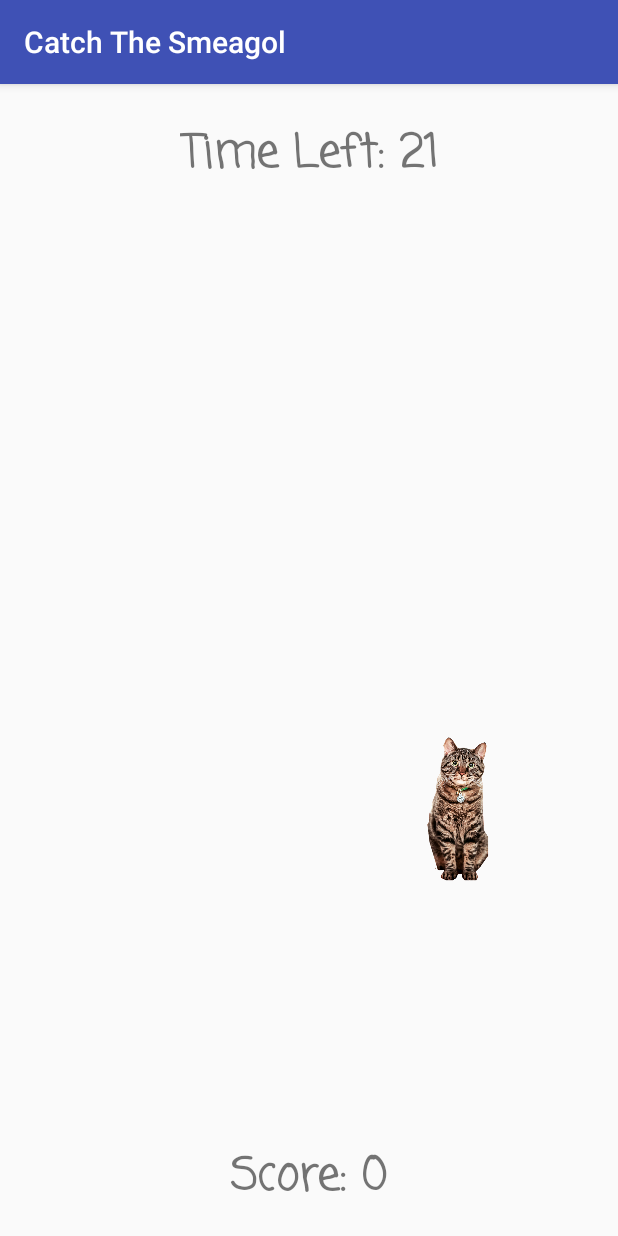
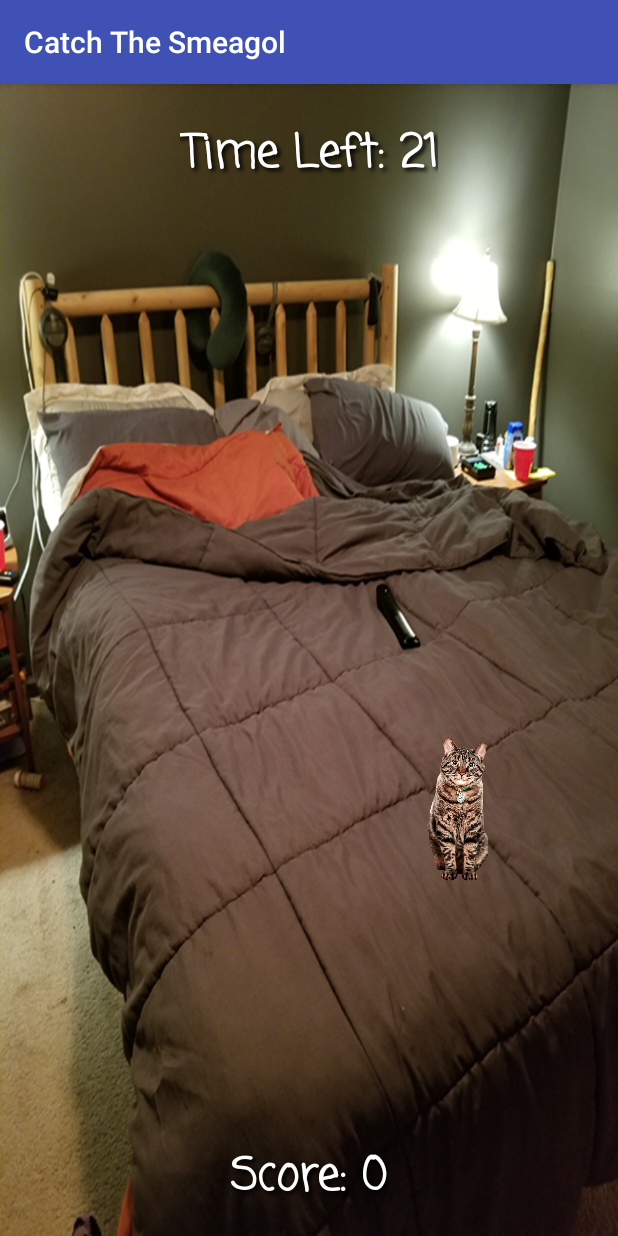
Before and after one commit to Photogad/CatchTheSmeagol, an Android app: the screen it shows after launch (MainActivity), on a phone screen of 412 x 824 dp. Run offline under Robolectric (Android 15) with nearby library versions, the phone set to English and light mode, and no system bars.

Commit message:
added random bg image and text styling

```diff
--- a/app/src/main/java/com/pa/catchthesmeagol/MainActivity.kt
+++ b/app/src/main/java/com/pa/catchthesmeagol/MainActivity.kt
@@ -27,10 +27,18 @@ class MainActivity : AppCompatActivity() {
         super.onCreate(savedInstanceState)
         setContentView(R.layout.activity_main)
 
+        //// random background image
+        val images = intArrayOf(R.drawable.img_0, R.drawable.img_1, R.drawable.img_2, R.drawable.img_3, R.drawable.img_4, R.drawable.img_5)
+        val imageId = (Math.random() * images.size).toInt()
+        mainContainer.setBackgroundResource(images[imageId])
+
+
         score = 0
         imageArray = arrayListOf(imageView,imageView2,imageView3,imageView4,imageView5,imageView6,imageView7,imageView8,imageView8,imageView9)
 
         hideSmeagols()
+
+
 
         //// countdown for 30 seconds on the timer text
         object: CountDownTimer(30000, 1000) {
--- a/app/src/main/res/layout/activity_main.xml
+++ b/app/src/main/res/layout/activity_main.xml
@@ -2,8 +2,10 @@
 <android.support.constraint.ConstraintLayout xmlns:android="http://schemas.android.com/apk/res/android"
     xmlns:app="http://schemas.android.com/apk/res-auto"
     xmlns:tools="http://schemas.android.com/tools"
+    android:id="@+id/mainContainer"
     android:layout_width="match_parent"
     android:layout_height="match_parent"
+    android:background="@drawable/img_0"
     tools:context=".MainActivity">
 
     <android.support.v7.widget.GridLayout
@@ -88,7 +90,12 @@
         android:layout_height="wrap_content"
         android:layout_marginTop="24dp"
         android:fontFamily="casual"
+        android:shadowColor="@android:color/black"
+        android:shadowDx="3"
+        android:shadowDy="3"
+        android:shadowRadius="3"
         android:text="Time: 10"
+        android:textColor="@android:color/white"
         android:textSize="30dp"
         android:textStyle="bold"
         app:layout_constraintEnd_toEndOf="parent"
@@ -102,7 +109,12 @@
         android:layout_height="wrap_content"
         android:layout_marginBottom="16dp"
         android:fontFamily="casual"
+        android:shadowColor="@android:color/black"
+        android:shadowDx="3"
+        android:shadowDy="3"
+        android:shadowRadius="3"
         android:text="Score: 0"
+        android:textColor="@android:color/white"
         android:textSize="30dp"
         android:textStyle="bold"
         app:layout_constraintBottom_toBottomOf="parent"
```
Also changed, not shown: app/src/main/res/drawable/img_0.png (added), app/src/main/res/drawable/img_1.png (added), app/src/main/res/drawable/img_2.png (added), app/src/main/res/drawable/img_3.png (added), app/src/main/res/drawable/img_4.png (added), app/src/main/res/drawable/img_5.png (added), app/src/main/res/mipmap-hdpi/ic_launcher.png, app/src/main/res/mipmap-mdpi/ic_launcher.png, app/src/main/res/mipmap-xhdpi/ic_launcher.png, app/src/main/res/mipmap-xxhdpi/ic_launcher.png, app/src/main/res/mipmap-xxxhdpi/ic_launcher.png.
